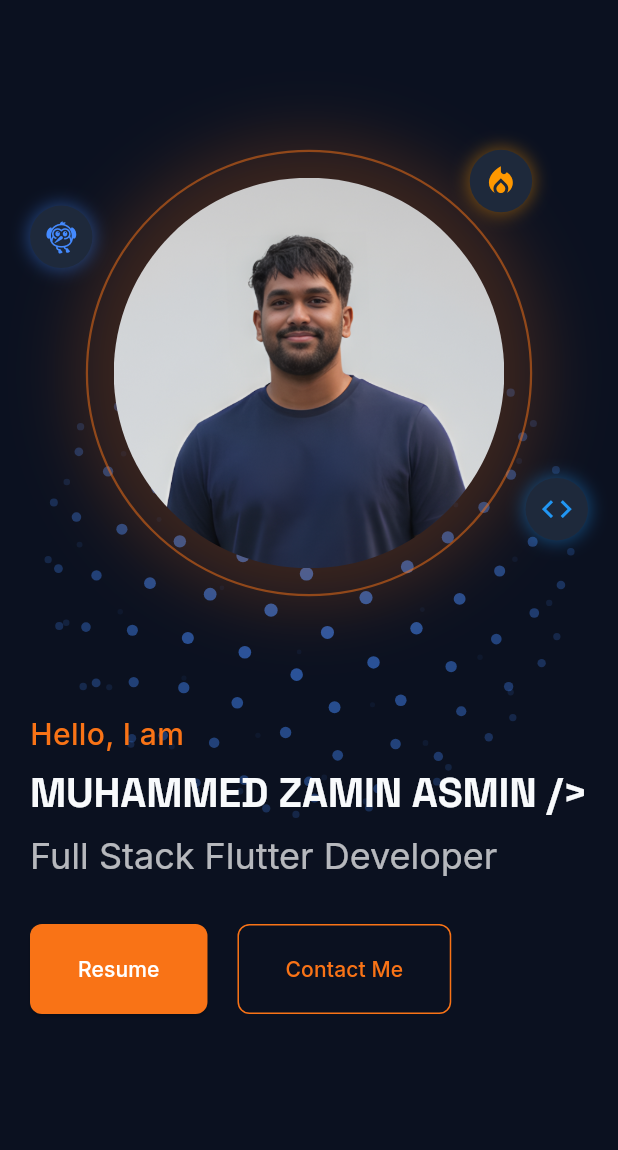
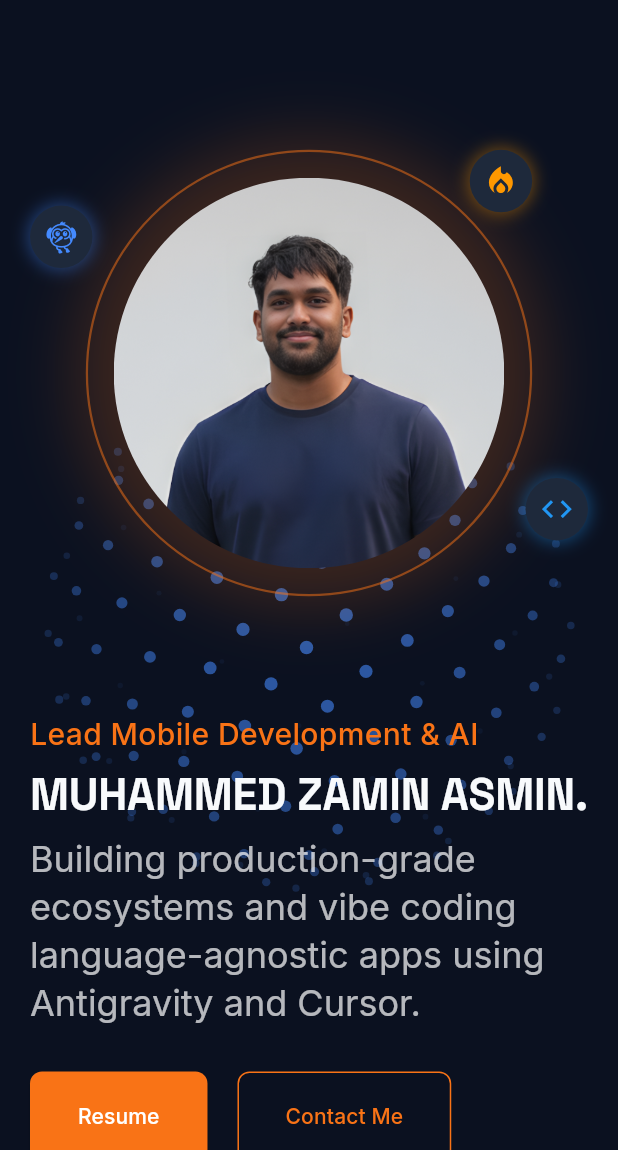
Before and after one commit to zaminasmin/portfolio-flutter, a Flutter app: the screen it shows after launch, on a phone screen of 412 x 824 dp, the part 86-1236 px from its top. Run offline on Flutter 3.47's test engine with Material 3 defaults, Android fonts, the phone set to English and light mode, and no system bars; drawn by our look-alikes of flutter_animate; our stand-ins replace cloud_firestore, firebase_core, font_awesome_flutter, get, google_fonts; accounts and stored records are empty; network calls fail.

Commit message:
Update portfolio with vibe coding and AI apps focus

```diff
--- a/lib/app/modules/home/widgets/about_section.dart
+++ b/lib/app/modules/home/widgets/about_section.dart
@@ -61,7 +61,7 @@ class AboutSection extends StatelessWidget {
         const SizedBox(height: 20),
 
         Text(
-          "I am a Lead Flutter Developer with over 4 years of experience building production-grade ERP, logistics, and delivery applications. I specialize in architecting scalable systems using MVVM and Clean Architecture, and I have a proven track record of taking end-to-end ownership of the entire Software Development Lifecycle (SDLC). \n\nMy expertise includes integrating complex hardware like RFID, OCR, and thermal printers into mobile ecosystems. Currently, I am expanding my skillset into DevOps, leveraging my hands-on experience with CI/CD pipelines, TDD, and automated deployment to bridge the gap between mobile engineering and cloud infrastructure. Based in the UAE and currently pursuing an MCA, I am a growth-oriented engineer dedicated to building high-quality, automated, and user-centric software.",
+          "I am a Lead Flutter Developer with over 4 years of experience building production-grade ERP, logistics, and delivery applications. With a strong foundation in software engineering fundamentals, I have fully embraced the new paradigm of 'vibe coding' and AI-assisted engineering. \n\nBy leveraging advanced AI agents like Antigravity and Cursor, I am no longer limited by specific programming languages. If a project requires a new tech stack or language, I can rapidly adapt, write, and deploy it using these AI tools. This workflow has empowered me to architect and launch 4 new applications entirely through AI collaboration. \n\nWhether bridging complex hardware systems (RFID, IoT, POS) with mobile ecosystems or exploring uncharted technologies, I focus on delivering high-impact solutions. Based in the UAE and currently pursuing my MCA, I am an engineer driven by results and scalable architecture, not syntax.",
           style: GoogleFonts.inter(
             fontSize: 16, // Slightly smaller to fit more text
             height: 1.6,
@@ -110,11 +110,11 @@ class AboutSection extends StatelessWidget {
     return Row(
       mainAxisAlignment: MainAxisAlignment.start,
       children: [
-        _StatItem(label: "Years Experience", value: "4+"),
+        _StatItem(label: "Experience", value: "4+ Yrs"),
         const SizedBox(width: 30),
-        _StatItem(label: "Production Apps", value: "10+"),
+        _StatItem(label: "Deployed", value: "10+ Apps"),
         const SizedBox(width: 30),
-        _StatItem(label: "Domains", value: "5+"),
+        _StatItem(label: "Vibe Coded Apps", value: "4"),
       ],
     );
   }
--- a/lib/app/modules/home/widgets/hero_section.dart
+++ b/lib/app/modules/home/widgets/hero_section.dart
@@ -64,7 +64,7 @@ class _HeroTextContent extends StatelessWidget {
       mainAxisAlignment: MainAxisAlignment.center,
       children: [
         Text(
-          "Hello, I am",
+          "Lead Mobile Development & AI",
           style: GoogleFonts.inter(
             fontSize: 20,
             color: Theme.of(context).primaryColor,
@@ -77,7 +77,7 @@ class _HeroTextContent extends StatelessWidget {
         FittedBox(
           fit: BoxFit.scaleDown,
           child: Text(
-            "MUHAMMED ZAMIN ASMIN />",
+            "MUHAMMED ZAMIN ASMIN.",
             textAlign: TextAlign.start,
             style: Theme.of(context).textTheme.displayLarge?.copyWith(
               height: 1.1,
@@ -90,7 +90,7 @@ class _HeroTextContent extends StatelessWidget {
         const SizedBox(height: 10),
 
         Text(
-          "Full Stack Flutter Developer",
+          "Building production-grade ecosystems and vibe coding language-agnostic apps using Antigravity and Cursor.",
           style: Theme.of(
             context,
           ).textTheme.headlineSmall?.copyWith(color: Colors.white70),
```
Also changed, not shown: lib/app/modules/home/widgets/projects_section.dart (+36 -3 lines), 1 other file.
